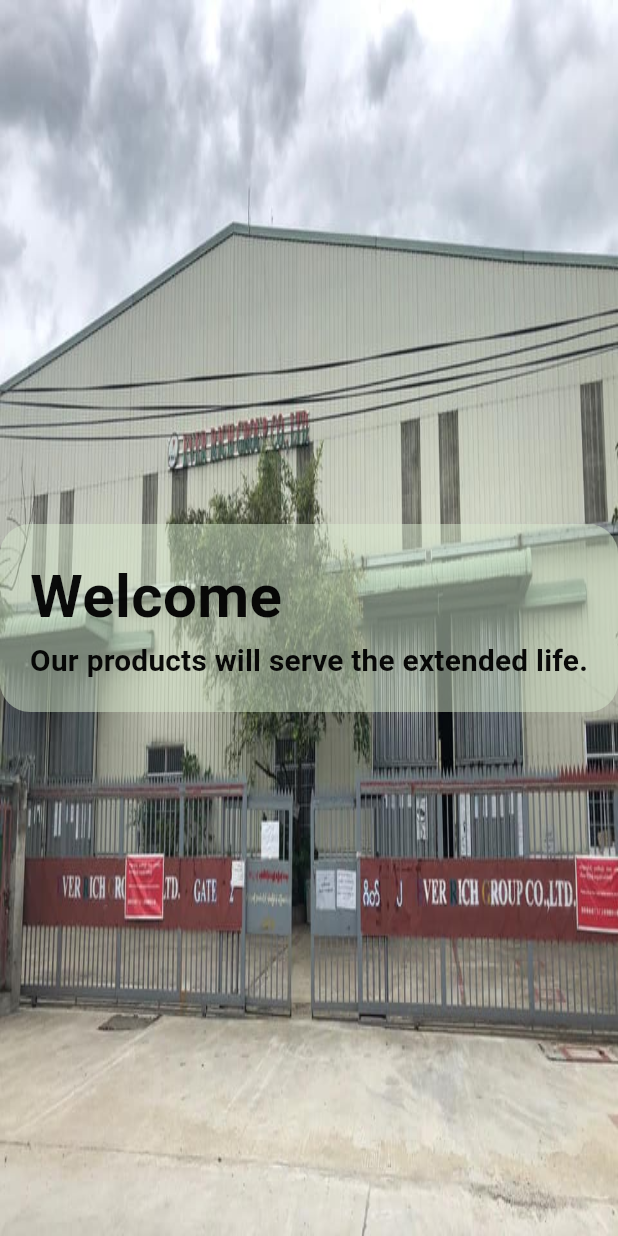
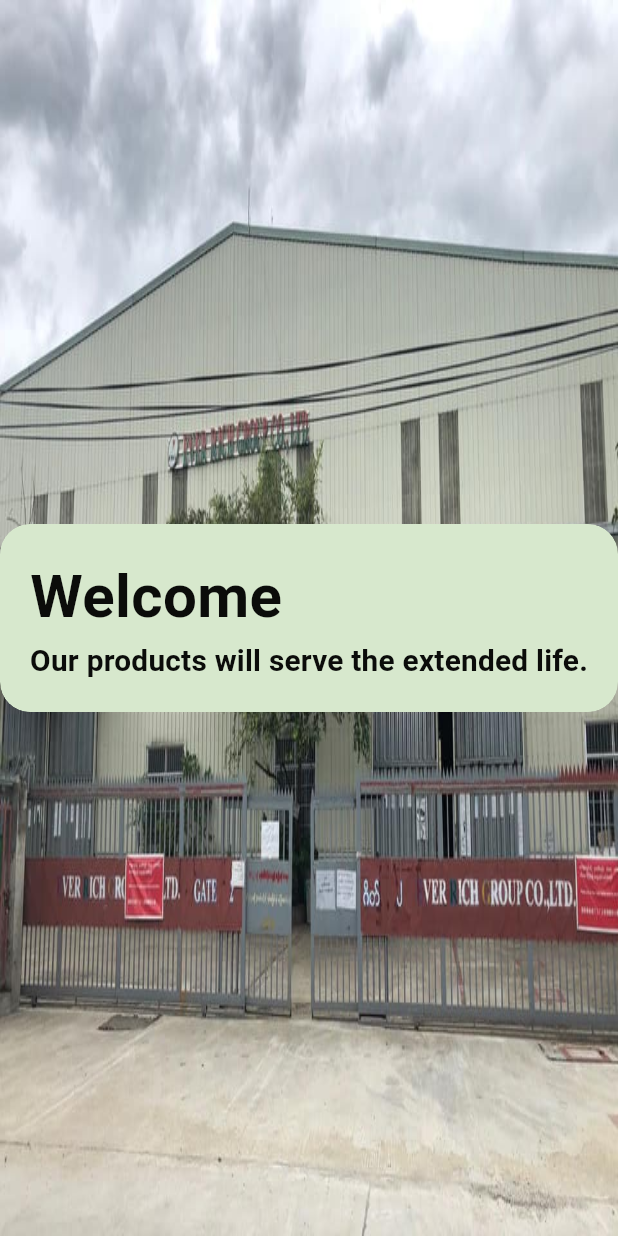
Before and after one commit to thetlwinlwin/erg_web, a Flutter app: the DesktopIntroPageView widget shown alone on an empty page, opened directly, on a phone screen of 412 x 824 dp. Run offline on Flutter 3.47's test engine with Material 2 defaults, Android fonts, the phone set to English and light mode, and no system bars.

Commit message:
create custom container

```diff
--- a/lib/home_pages/intro/desktop_intro.dart
+++ b/lib/home_pages/intro/desktop_intro.dart
@@ -1,4 +1,5 @@
 import 'package:erg_web/home_pages/intro/intro_text.dart';
+import 'package:erg_web/shared/decorated_container.dart';
 import 'package:flutter/material.dart';
 
 class DesktopIntroPageView extends StatelessWidget {
@@ -16,13 +17,9 @@
       child: Center(
         child: ClipRRect(
           borderRadius: BorderRadius.circular(20),
-          child: Container(
-            color: Theme.of(context)
-                .colorScheme
-                .secondaryContainer
-                .withOpacity(0.5),
-            padding: const EdgeInsets.all(20),
-            child: const IntroPageText(
+          child: const CustomContainer(
+            padding: EdgeInsets.all(20),
+            child: IntroPageText(
               fontSize: 30,
               welcomeSize: 40,
             ),
--- a/lib/home_pages/shops/jump_to_map_btn.dart
+++ b/lib/home_pages/shops/location_btn.dart
@@ -25,7 +25,7 @@
     if (!result) {
       final toCopy = await showDialog<bool>(
             context: context,
-            builder: (context) => const MapAlertDialog(),
+            builder: (context) => const _MapAlertDialog(),
             useSafeArea: true,
           ) ??
           false;
@@ -43,8 +43,8 @@
   }
 }
 
-class MapAlertDialog extends StatelessWidget {
-  const MapAlertDialog({
+class _MapAlertDialog extends StatelessWidget {
+  const _MapAlertDialog({
     Key? key,
   }) : super(key: key);
 
--- /dev/null
+++ b/lib/shared/decorated_container.dart
@@ -0,0 +1,26 @@
+import 'package:flutter/material.dart';
+
+class CustomContainer extends StatelessWidget {
+  final Widget child;
+  final EdgeInsetsGeometry? margin;
+  final EdgeInsetsGeometry? padding;
+  const CustomContainer({
+    Key? key,
+    required this.child,
+    this.margin,
+    this.padding,
+  }) : super(key: key);
+
+  @override
+  Widget build(BuildContext context) {
+    return Container(
+      margin: margin,
+      padding: padding,
+      decoration: BoxDecoration(
+        color: Theme.of(context).colorScheme.secondaryContainer,
+        borderRadius: BorderRadius.circular(20),
+      ),
+      child: child,
+    );
+  }
+}
```
Also changed, not shown: lib/home_pages/products/desktop_products.dart (+3 -13 lines), lib/home_pages/shops/mobile_shop_location.dart (+4 -7 lines), lib/home_pages/shops/dial_btn.dart (renamed from lib/home_pages/shops/call_now_btn.dart).
